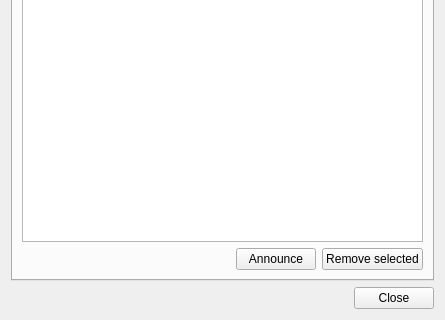
This is src/desktop/ui/sessionsettings.ui in drawpile/Drawpile as Qt 5 draws it before an edit; both pictures show x 0 to 445 and y 157 to 477 of the 445 by 477 pixel window. The edited form follows.
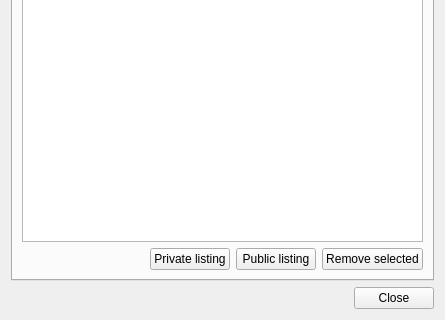
This is the edited form. The open tabs and pages were chosen to show the change. Icons and pictures are not drawn.

Commit message:
Implement room code and private listings
Room codes are an alternative way to find a session. Instead of
selecting it from a public list, a five letter code is used to
find the session URL. It is typically used with private listings
that do not appear in the public session list.

Issue #398

Patch:
```diff
--- a/src/desktop/ui/sessionsettings.ui
+++ b/src/desktop/ui/sessionsettings.ui
@@ -320,10 +320,23 @@
            </property>
           </spacer>
          </item>
+         <item>
+          <widget class="QPushButton" name="addPrivateAnnouncement">
+           <property name="text">
+            <string>Private listing</string>
+           </property>
+           <property name="icon">
+            <iconset theme="list-add"/>
+           </property>
+          </widget>
+         </item>
          <item>
           <widget class="QPushButton" name="addAnnouncement">
            <property name="text">
-            <string>Announce</string>
+            <string>Public listing</string>
+           </property>
+           <property name="icon">
+            <iconset theme="list-add"/>
            </property>
           </widget>
          </item>
```
Left out of the diff: 15 changed lines with no effect on the pictures. The commit also changes 27 other files.
